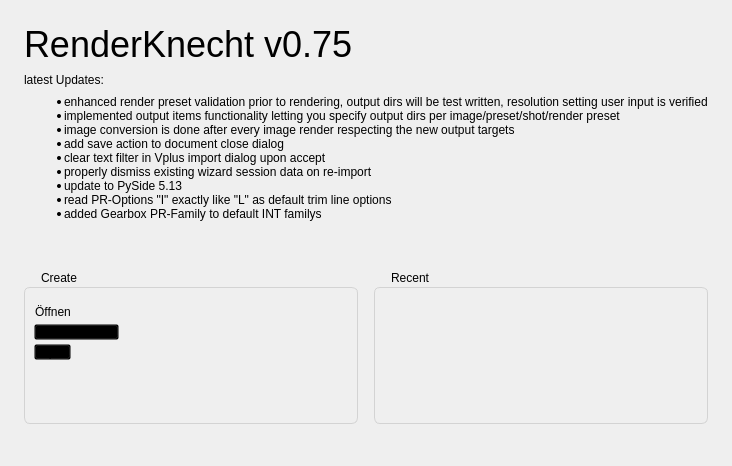
First picture: the form in ui/knecht_welcome.ui, repository tappi287/RenderKnecht2, before the edit.
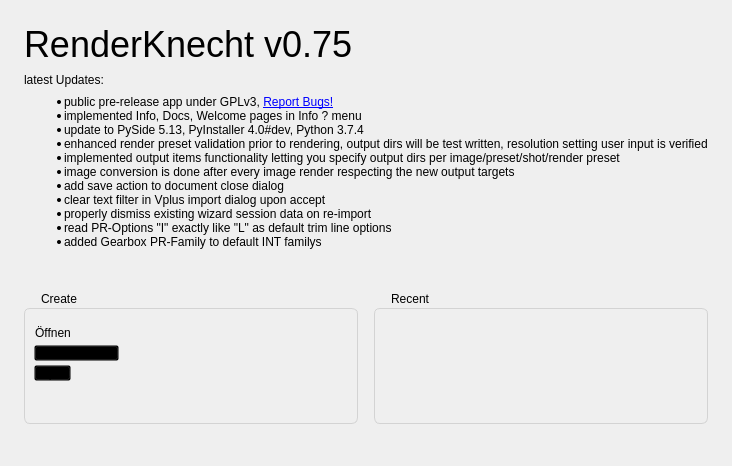
Second picture: the form after the edit. Icons and pictures are not drawn.

Commit message: add PyInstaller hooks to run QtWebEngineWidgets update documentation public pre-release under GPLv3

```diff
--- a/ui/knecht_welcome.ui
+++ b/ui/knecht_welcome.ui
@@ -112,13 +112,15 @@
       <widget class="QLabel" name="news">
        <property name="text">
         <string>&lt;ul&gt;
+&lt;li&gt;public pre-release app under GPLv3, &lt;a href=&quot;https://teams.microsoft.com/l/channel/19%3ad2bec81eaa8e4243a8c7b30e234e2f15%40thread.skype/DevOps%2520Updates?groupId=64c5e130-ce80-40e5-9d4b-de93f3502869&amp;tenantId=65705161-30e1-462b-b734-6ad1e41dfe35&quot;&gt;Report Bugs!&lt;/a&gt;&lt;/li&gt;
+&lt;li&gt;implemented Info, Docs, Welcome pages in Info ? menu&lt;/li&gt;
+&lt;li&gt;update to PySide 5.13, PyInstaller 4.0#dev, Python 3.7.4&lt;/li&gt;
 &lt;li&gt;enhanced render preset validation prior to rendering, output dirs will be test written, resolution setting user input is verified&lt;/li&gt;
 &lt;li&gt;implemented output items functionality letting you specify output dirs per image/preset/shot/render preset&lt;/li&gt;
 &lt;li&gt;image conversion is done after every image render respecting the new output targets&lt;/li&gt;
 &lt;li&gt;add save action to document close dialog&lt;/li&gt;
 &lt;li&gt;clear text filter in Vplus import dialog upon accept&lt;/li&gt;
 &lt;li&gt;properly dismiss existing wizard session data on re-import&lt;/li&gt;
-&lt;li&gt;update to PySide 5.13&lt;/li&gt;
 &lt;li&gt;read PR-Options &quot;I&quot; exactly like &quot;L&quot; as default trim line options&lt;/li&gt;
 &lt;li&gt;added Gearbox PR-Family to default INT familys&lt;/li&gt;
 &lt;/ul&gt;</string>
```
The commit also changes 9 other files.
